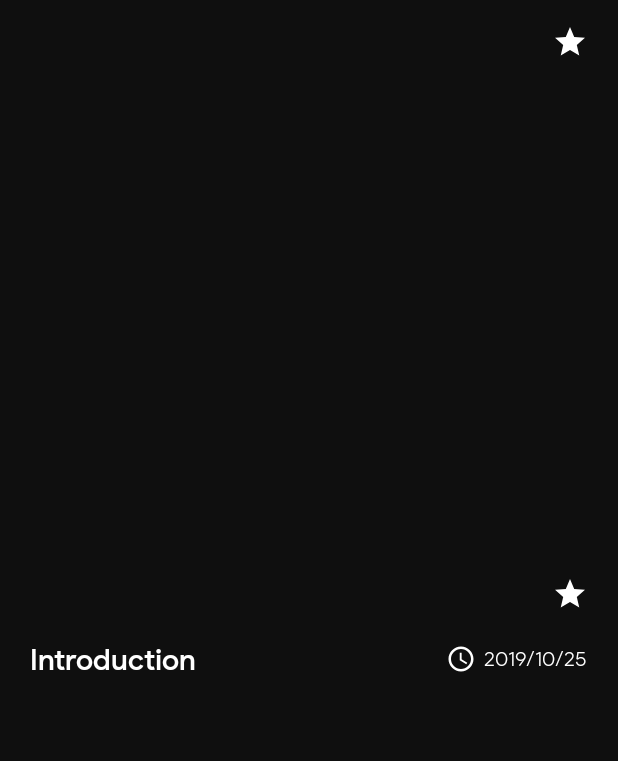
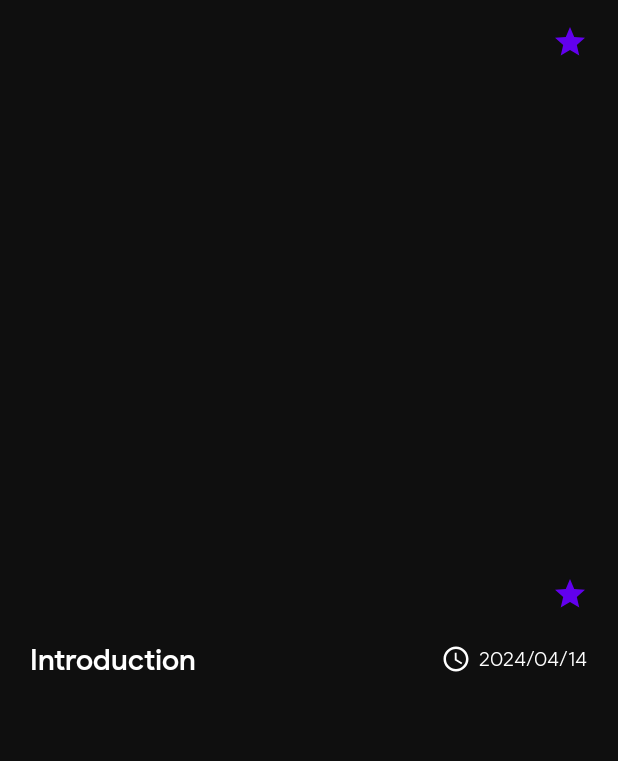
Before and after one commit to RedMercury0/MyGameList, an Android app: the layout preview_game.xml on its own in the app's theme, with its tools: preview values and no code run, on a phone screen of 412 x 824 dp. Shown: the top 761 px of the screen. Run offline under Robolectric (Android 15) with nearby library versions, the phone set to English and light mode, and no system bars; network calls fail.

Commit message:
Game Preview

```diff
--- a/app/src/main/AndroidManifest.xml
+++ b/app/src/main/AndroidManifest.xml
@@ -24,6 +24,9 @@
                 <category android:name="android.intent.category.LAUNCHER" />
             </intent-filter>
         </activity>
+        <activity android:name=".main.previewActivity.PreviewGameActivity">
+
+        </activity>
     </application>
 
 </manifest>
--- a/app/src/main/java/com/dorontayar_nirtzameret/mygameslist/network/ApiManager.java
+++ b/app/src/main/java/com/dorontayar_nirtzameret/mygameslist/network/ApiManager.java
@@ -23,10 +23,9 @@ public class ApiManager {
         return apiService.getGames(dates, ordering, apiKey,page);
     }
 
-
     // Method to get game info by name
-    public static Single<InfoGame> getGameInfo(Context context, String name, String apiKey) {
-        return apiService.getGameInfo(name, apiKey);
+    public static Single<InfoGame> getGameInfo(Context context, String slug, String apiKey) {
+        return apiService.getGameInfo(slug, apiKey);
     }
     // Method to search games
     public static Single<SearchModel> searchGames(Context context, String pageSize, String query, int page, String apiKey) {
--- a/app/src/main/java/com/dorontayar_nirtzameret/mygameslist/network/RawgApiService.java
+++ b/app/src/main/java/com/dorontayar_nirtzameret/mygameslist/network/RawgApiService.java
@@ -8,6 +8,7 @@ import com.dorontayar_nirtzameret.mygameslist.model.searchModel.SearchModel;
 
 import io.reactivex.Single;
 import retrofit2.http.GET;
+import retrofit2.http.Path;
 import retrofit2.http.Query;
 
 public interface RawgApiService {
@@ -21,8 +22,8 @@ public interface RawgApiService {
 
 
     // Endpoint for retrieving game information by name
-    @GET("/api/games/{name}")
-    Single<InfoGame> getGameInfo(@Query("name") String name, @Query("key") String apiKey);
+    @GET("/api/games/{slug}")
+    Single<InfoGame> getGameInfo(@Path("slug") String name, @Query("key") String apiKey);
 
     // Endpoints for searching games
     @GET("/api/games")
--- a/app/src/main/res/drawable/ic_bookmarks_white_24dp.xml
+++ b/app/src/main/res/drawable/ic_bookmarks_white_24dp.xml
@@ -7,7 +7,8 @@
     <!-- Star shape -->
     <path
         android:fillColor="#FFFFFF"
-        android:pathData="M12,2 L15.09,8.26 L22,9.27 L17,14.46 L18.18,21.62 L12,18.77 L5.82,21.62 L7,14.46 L2,9.27 L8.91,8.26 Z" />
+        android:pathData="M19,18l2,1V3c0,-1.1 -0.9,-2 -2,-2H8.99C7.89,1 7,1.9 7,3h10c1.1,0 2,0.9 2,2v13zM15,5H5c-1.1,0 -2,0.9 -2,2v16l7,-3 7,3V7c0,-1.1 -0.9,-2 -2,-2z"/>
+
 
 
 </vector>
--- a/app/src/main/res/drawable/round_corner_button.xml
+++ b/app/src/main/res/drawable/round_corner_button.xml
@@ -2,7 +2,7 @@
 <layer-list xmlns:android="http://schemas.android.com/apk/res/android" >
     <item>
         <shape android:shape="rectangle" >
-            <solid android:color="@color/coloryellow" />
+            <solid android:color="@color/purple_500" />
             <corners android:radius="25dp" />
         </shape>
     </item>
--- a/app/src/main/res/layout/preview_game.xml
+++ b/app/src/main/res/layout/preview_game.xml
@@ -94,7 +94,7 @@
                         android:layout_centerVertical="true"
                         android:layout_marginRight="20dp"
                         android:src="@drawable/ic_star"
-                        app:tint="@color/colorcomponnent" />
+                        app:tint="@color/purple_500" />
 
                 </RelativeLayout>
             </androidx.appcompat.widget.Toolbar>
@@ -163,12 +163,12 @@
                         android:layout_centerVertical="true"
                         android:layout_marginRight="20dp"
                         android:src="@drawable/ic_star"
-                        app:tint="@color/colorcomponnent" />
+                        app:tint="@color/purple_500" />
                 </RelativeLayout>
 
                 <androidx.recyclerview.widget.RecyclerView
 
-                    android:id="@+id/gangerGame"
+                    android:id="@+id/genresGame"
                     android:layout_below="@+id/title"
                     android:layout_width="match_parent"
                     android:layout_height="wrap_content"
@@ -183,7 +183,7 @@
                     android:layout_marginTop="5dp"
 
                     android:layout_marginBottom="5dp"
-                    android:layout_below="@+id/gangerGame"
+                    android:layout_below="@+id/genresGame"
                     android:id="@+id/info"
                     android:layout_width="wrap_content"
                     android:layout_height="wrap_content">
@@ -220,7 +220,7 @@
                             android:layout_width="wrap_content"
                             android:layout_height="wrap_content"
                             android:fontFamily="@font/productsanslight"
-                            android:text="2019/10/25"
+                            android:text="2024/04/14"
                             android:layout_marginStart="5dp"
                             android:textColor="@color/textcolorWhite"
                             android:textSize="14sp" />
@@ -307,11 +307,11 @@
                         android:layout_centerHorizontal="true"
                         android:id="@+id/btnNovaCompra"
                         android:layout_width="wrap_content"
-                        android:text="Save in my store "
+                        android:text="Add to bookmarks "
                         android:gravity="center"
                         android:textColor="@color/textcolorWhite"
                         android:drawableTint="@color/textcolorWhite"
-                        android:drawableRight="@drawable/ic_store"
+                        android:drawableRight="@drawable/baseline_bookmark_add_24"
                         android:layout_height="match_parent"/>
                     <View
                         android:background="@color/textcolorWhite"
@@ -326,11 +326,11 @@
 
                         android:id="@+id/btnNovaCompraBuy"
                         android:layout_width="wrap_content"
-                        android:text="I want buy "
+                        android:text="Remove from bookmarks"
                         android:gravity="center"
                         android:textColor="@color/textcolorWhite"
                         android:drawableTint="@color/textcolorWhite"
-                        android:drawableRight="@drawable/ic_shopping"
+                        android:drawableRight="@drawable/baseline_bookmark_remove_24"
                         android:layout_height="match_parent"/>
                 </LinearLayout>
 
@@ -341,13 +341,3 @@
     </RelativeLayout>
 
 </androidx.coordinatorlayout.widget.CoordinatorLayout>
-
-    <!--<androidx.recyclerview.widget.RecyclerView-->
-    <!--tools:listitem="@layout/item_screen"-->
-    <!--android:id="@+id/recyclerViewScreen"-->
-    <!--android:layout_width="match_parent"-->
-    <!--android:layout_height="wrap_content"-->
-    <!--android:layout_below="@+id/clipGame"-->
-    <!--android:layout_marginLeft="20dp"-->
-    <!--android:layout_marginTop="10dp"-->
-    <!--android:layout_marginRight="20dp" />-->
```
Also changed, not shown: app/src/main/java/com/dorontayar_nirtzameret/mygameslist/main/previewActivity/PreviewGameActivity.java (+123 -2 lines), app/src/main/java/com/dorontayar_nirtzameret/mygameslist/model/detailModel/MetacriticPlatform.java (+4 -6 lines), app/src/main/java/com/dorontayar_nirtzameret/mygameslist/ui/filter/FilterFragment.java (+41 -38 lines).
